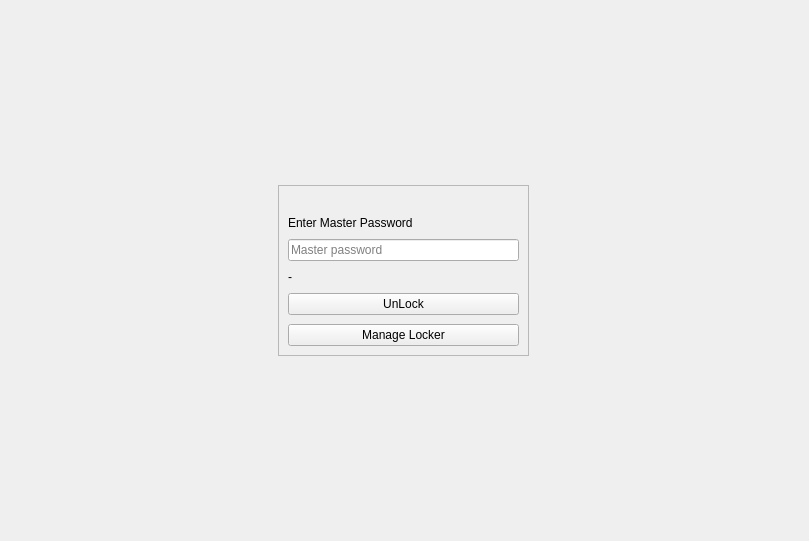
This is login/loginscreen.ui in keshavbhatt/mylocker as Qt 5 draws it before an edit. The edited form follows.
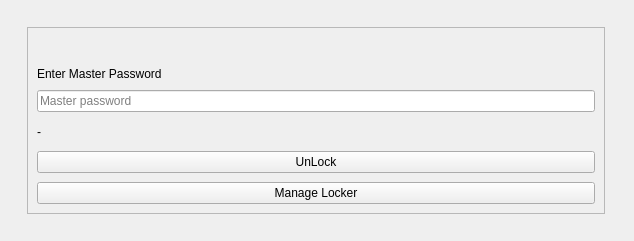
This is the edited form.

What changed in the file:
```diff
--- a/login/loginscreen.ui
+++ b/login/loginscreen.ui
@@ -6,27 +6,14 @@
    <rect>
     <x>0</x>
     <y>0</y>
-    <width>809</width>
-    <height>541</height>
+    <width>634</width>
+    <height>241</height>
    </rect>
   </property>
   <property name="windowTitle">
    <string>Form</string>
   </property>
   <layout class="QVBoxLayout" name="verticalLayout">
-   <item>
-    <spacer name="verticalSpacer_2">
-     <property name="orientation">
-      <enum>Qt::Vertical</enum>
-     </property>
-     <property name="sizeHint" stdset="0">
-      <size>
-       <width>20</width>
-       <height>40</height>
-      </size>
-     </property>
-    </spacer>
-   </item>
    <item>
     <layout class="QHBoxLayout" name="horizontalLayout">
      <property name="leftMargin">
@@ -41,19 +28,6 @@
      <property name="bottomMargin">
       <number>16</number>
      </property>
-     <item>
-      <spacer name="horizontalSpacer">
-       <property name="orientation">
-        <enum>Qt::Horizontal</enum>
-       </property>
-       <property name="sizeHint" stdset="0">
-        <size>
-         <width>40</width>
-         <height>20</height>
-        </size>
-       </property>
-      </spacer>
-     </item>
      <item>
       <widget class="QFrame" name="frame">
        <property name="frameShape">
@@ -134,34 +108,8 @@
        </layout>
       </widget>
      </item>
-     <item>
-      <spacer name="horizontalSpacer_2">
-       <property name="orientation">
-        <enum>Qt::Horizontal</enum>
-       </property>
-       <property name="sizeHint" stdset="0">
-        <size>
-         <width>40</width>
-         <height>20</height>
-        </size>
-       </property>
-      </spacer>
-     </item>
     </layout>
    </item>
-   <item>
-    <spacer name="verticalSpacer">
-     <property name="orientation">
-      <enum>Qt::Vertical</enum>
-     </property>
-     <property name="sizeHint" stdset="0">
-      <size>
-       <width>20</width>
-       <height>40</height>
-      </size>
-     </property>
-    </spacer>
-   </item>
   </layout>
  </widget>
  <resources/>
```
